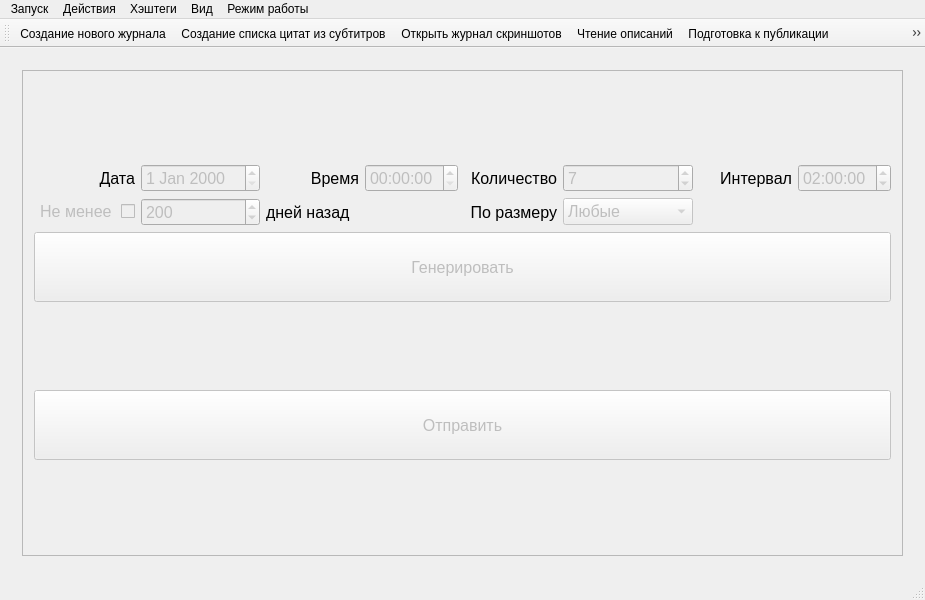
First picture: the form in mainwindow.ui, repository cool-palace/Screenshot-Manager, before the edit.
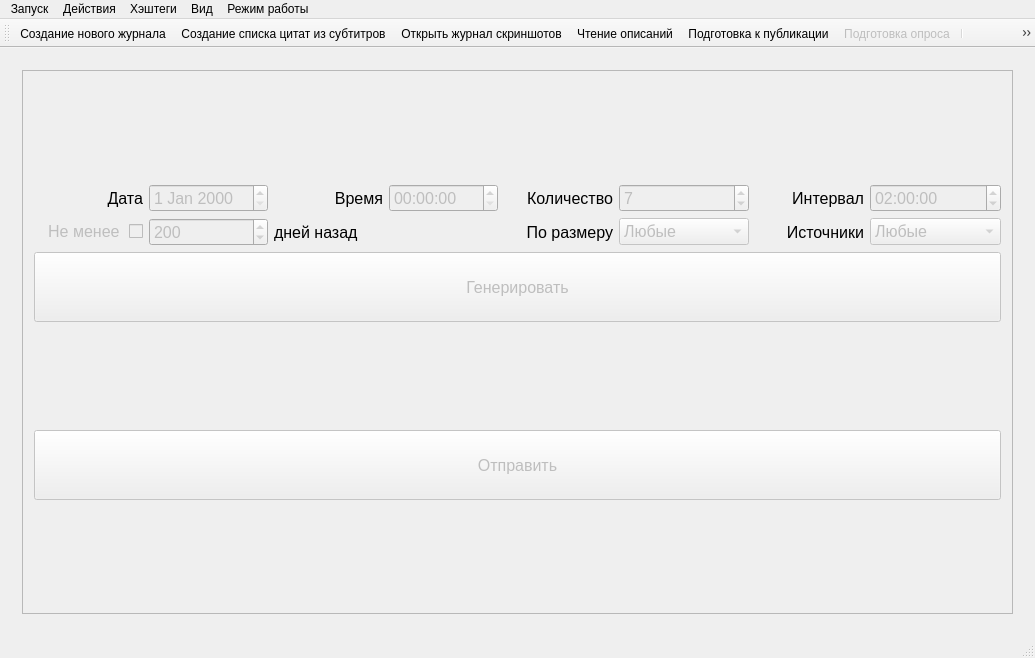
Second picture: the form after the edit. The open tabs and pages were chosen to show the change. Icons and pictures are not drawn.

Commit message: Added automatic recent series limit option

What changed in the file:
```diff
--- a/mainwindow.ui
+++ b/mainwindow.ui
@@ -9,8 +9,8 @@
    <rect>
     <x>0</x>
     <y>0</y>
-    <width>925</width>
-    <height>600</height>
+    <width>1035</width>
+    <height>658</height>
    </rect>
   </property>
   <property name="windowTitle">
@@ -441,8 +441,8 @@
             <rect>
              <x>0</x>
              <y>0</y>
-             <width>947</width>
-             <height>442</height>
+             <width>989</width>
+             <height>517</height>
             </rect>
            </property>
            <layout class="QGridLayout" name="gridLayout_7">
@@ -749,9 +749,6 @@
                   <pointsize>12</pointsize>
                  </font>
                 </property>
-                <property name="layoutDirection">
-                 <enum>Qt::LeftToRight</enum>
-                </property>
                 <property name="text">
                  <string>По размеру</string>
                 </property>
@@ -760,6 +757,46 @@
                 </property>
                </widget>
               </item>
+              <item row="3" column="6">
+               <widget class="QLabel" name="label_9">
+                <property name="font">
+                 <font>
+                  <pointsize>12</pointsize>
+                 </font>
+                </property>
+                <property name="text">
+                 <string>Источники</string>
+                </property>
+                <property name="alignment">
+                 <set>Qt::AlignRight|Qt::AlignTrailing|Qt::AlignVCenter</set>
+                </property>
+               </widget>
+              </item>
+              <item row="3" column="7">
+               <widget class="QComboBox" name="series_limit">
+                <property name="enabled">
+                 <bool>false</bool>
+                </property>
+                <property name="font">
+                 <font>
+                  <pointsize>12</pointsize>
+                 </font>
+                </property>
+                <property name="currentIndex">
+                 <number>0</number>
+                </property>
+                <item>
+                 <property name="text">
+                  <string>Любые</string>
+                 </property>
+                </item>
+                <item>
+                 <property name="text">
+                  <string>Без недавних</string>
+                 </property>
+                </item>
+               </widget>
+              </item>
              </layout>
             </item>
            </layout>
@@ -859,7 +896,7 @@
     <rect>
      <x>0</x>
      <y>0</y>
-     <width>925</width>
+     <width>1035</width>
      <height>25</height>
     </rect>
    </property>
@@ -1266,7 +1303,10 @@
      <normaloff>:/images/icons8-tiles-80.png</normaloff>:/images/icons8-tiles-80.png</iconset>
    </property>
    <property name="text">
-    <string>preview_view</string>
+    <string>Выбор материалов</string>
+   </property>
+   <property name="toolTip">
+    <string>Выбор материалов</string>
    </property>
   </action>
   <action name="add_caption">
```
Left out of the diff: 2 changed lines with no effect on the pictures. The commit also changes 2 other files.
